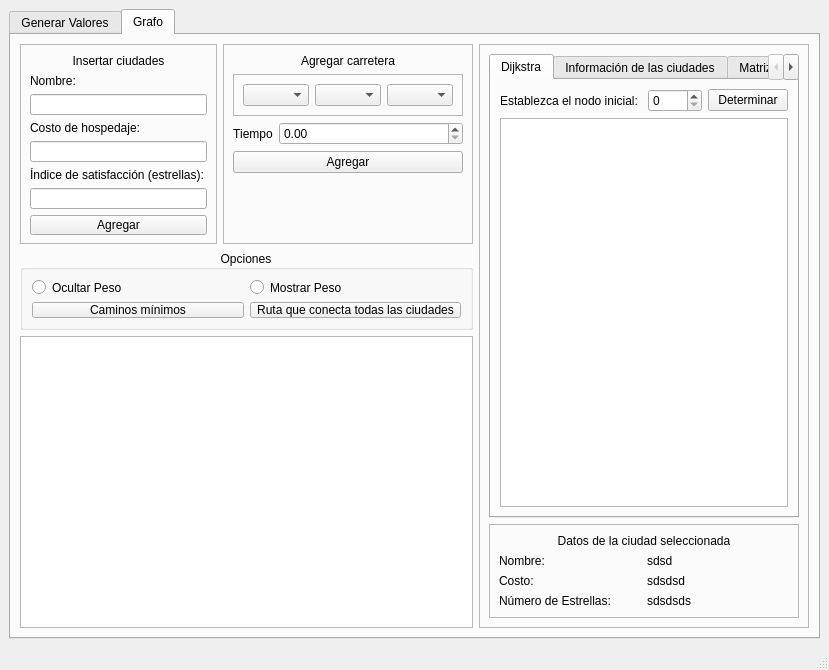
Old version of the form mainwindow.ui in the repository edalcala42/Administrador-de-rutas.
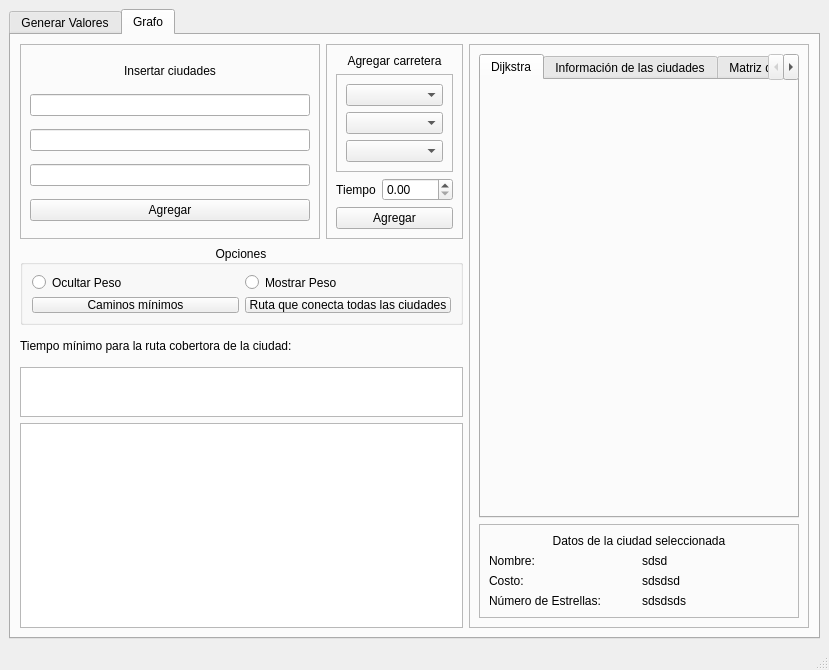
New version of the form. The open tabs and pages were chosen to show the change.

Diff of the .ui file:
```diff
--- a/mainwindow.ui
+++ b/mainwindow.ui
@@ -24,90 +24,107 @@
        <attribute name="title">
         <string>Generar Valores</string>
        </attribute>
+       <widget class="QLabel" name="label_9">
+        <property name="geometry">
+         <rect>
+          <x>40</x>
+          <y>40</y>
+          <width>121</width>
+          <height>16</height>
+         </rect>
+        </property>
+        <property name="text">
+         <string>Número de ciudades:</string>
+        </property>
+       </widget>
+       <widget class="QLabel" name="label_10">
+        <property name="geometry">
+         <rect>
+          <x>40</x>
+          <y>80</y>
+          <width>131</width>
+          <height>16</height>
+         </rect>
+        </property>
+        <property name="text">
+         <string>Número de Rutas:</string>
+        </property>
+       </widget>
+       <widget class="QPushButton" name="btnGenerateTreePrim">
+        <property name="geometry">
+         <rect>
+          <x>80</x>
+          <y>150</y>
+          <width>301</width>
+          <height>23</height>
+         </rect>
+        </property>
+        <property name="text">
+         <string>Generar ciudad con carreteras de doble sentido</string>
+        </property>
+       </widget>
+       <widget class="QPushButton" name="btnGenerateTreeD">
+        <property name="geometry">
+         <rect>
+          <x>80</x>
+          <y>200</y>
+          <width>301</width>
+          <height>23</height>
+         </rect>
+        </property>
+        <property name="text">
+         <string>Generar ciudad con carreteras mixtas</string>
+        </property>
+       </widget>
+       <widget class="QSpinBox" name="numberCities">
+        <property name="geometry">
+         <rect>
+          <x>170</x>
+          <y>40</y>
+          <width>141</width>
+          <height>22</height>
+         </rect>
+        </property>
+        <property name="maximum">
+         <number>1000</number>
+        </property>
+       </widget>
+       <widget class="QSpinBox" name="numberAristas">
+        <property name="geometry">
+         <rect>
+          <x>170</x>
+          <y>80</y>
+          <width>141</width>
+          <height>22</height>
+         </rect>
+        </property>
+        <property name="maximum">
+         <number>1000</number>
+        </property>
+       </widget>
       </widget>
       <widget class="QWidget" name="tab_2">
        <attribute name="title">
         <string>Grafo</string>
        </attribute>
        <layout class="QGridLayout" name="gridLayout_3">
-        <item row="0" column="0">
-         <widget class="QFrame" name="frame_3">
-          <property name="minimumSize">
-           <size>
-            <width>0</width>
-            <height>0</height>
-           </size>
-          </property>
+        <item row="5" column="0" rowspan="2" colspan="2">
+         <widget class="QGraphicsView" name="graphicsView"/>
+        </item>
+        <item row="3" column="0" colspan="2">
+         <widget class="QLabel" name="lblprim">
           <property name="maximumSize">
            <size>
-            <width>200</width>
-            <height>200</height>
+            <width>16777215</width>
+            <height>30</height>
            </size>
           </property>
-          <property name="frameShape">
-           <enum>QFrame::StyledPanel</enum>
+          <property name="text">
+           <string>Tiempo mínimo para la ruta cobertora de la ciudad:</string>
           </property>
-          <property name="frameShadow">
-           <enum>QFrame::Raised</enum>
-          </property>
-          <layout class="QVBoxLayout" name="verticalLayout_3">
-           <item>
-            <widget class="QLabel" name="label_3">
-             <property name="maximumSize">
-              <size>
-               <width>16777215</width>
-               <height>20</height>
-              </size>
-             </property>
-             <property name="text">
-              <string>Insertar ciudades</string>
-             </property>
-             <property name="alignment">
-              <set>Qt::AlignCenter</set>
-             </property>
-            </widget>
-           </item>
-           <item>
-            <widget class="QLabel" name="label_9">
-             <property name="text">
-              <string>Nombre:</string>
-             </property>
-            </widget>
-           </item>
-           <item>
-            <widget class="QLineEdit" name="lineEdit_Nombre"/>
-           </item>
-           <item>
-            <widget class="QLabel" name="label_10">
-             <property name="text">
-              <string>Costo de hospedaje:</string>
-             </property>
-            </widget>
-           </item>
-           <item>
-            <widget class="QLineEdit" name="lineEdit_Costo"/>
-           </item>
-           <item>
-            <widget class="QLabel" name="label_11">
-             <property name="text">
-              <string>Índice de satisfacción (estrellas):</string>
-             </property>
-            </widget>
-           </item>
-           <item>
-            <widget class="QLineEdit" name="lineEdit_NumeroEstrellas"/>
-           </item>
-           <item>
-            <widget class="QPushButton" name="pushButton_AgregarCiudad">
-             <property name="text">
-              <string>Agregar</string>
-             </property>
-            </widget>
-           </item>
-          </layout>
          </widget>
         </item>
-        <item row="0" column="1">
+        <item row="1" column="1">
          <widget class="QFrame" name="frame_4">
           <property name="minimumSize">
            <size>
@@ -117,8 +134,8 @@
           </property>
           <property name="maximumSize">
            <size>
-            <width>250</width>
-            <height>200</height>
+            <width>1600000</width>
+            <height>1600000</height>
            </size>
           </property>
           <property name="frameShape">
@@ -138,8 +155,8 @@
              </property>
              <property name="maximumSize">
               <size>
-               <width>16777215</width>
-               <height>50</height>
+               <width>300</width>
+               <height>100</height>
               </size>
              </property>
              <property name="frameShape">
@@ -148,7 +165,7 @@
              <property name="frameShadow">
               <enum>QFrame::Raised</enum>
              </property>
-             <layout class="QHBoxLayout" name="horizontalLayout">
+             <layout class="QVBoxLayout" name="verticalLayout_4">
               <item>
                <widget class="QComboBox" name="cbFrom">
                 <property name="minimumSize">
@@ -225,10 +242,7 @@
           </layout>
          </widget>
         </item>
-        <item row="2" column="0" rowspan="2" colspan="2">
-         <widget class="QGraphicsView" name="graphicsView"/>
-        </item>
-        <item row="1" column="0" colspan="2">
+        <item row="2" column="0" colspan="2">
          <widget class="QGroupBox" name="groupBox">
           <property name="maximumSize">
            <size>
@@ -274,8 +288,70 @@
           </layout>
          </widget>
         </item>
-        <item row="0" column="2" rowspan="4">
+        <item row="1" column="0">
+         <widget class="QFrame" name="frame_3">
+          <property name="minimumSize">
+           <size>
+            <width>0</width>
+            <height>0</height>
+           </size>
+          </property>
+          <property name="maximumSize">
+           <size>
+            <width>300</width>
+            <height>200</height>
+           </size>
+          </property>
+          <property name="frameShape">
+           <enum>QFrame::StyledPanel</enum>
+          </property>
+          <property name="frameShadow">
+           <enum>QFrame::Raised</enum>
+          </property>
+          <layout class="QVBoxLayout" name="verticalLayout_3">
+           <item>
+            <widget class="QLabel" name="label_3">
+             <property name="maximumSize">
+              <size>
+               <width>16777215</width>
+               <height>20</height>
+              </size>
+             </property>
+             <property name="text">
+              <string>Insertar ciudades</string>
+             </property>
+             <property name="alignment">
+              <set>Qt::AlignCenter</set>
+             </property>
+            </widget>
+           </item>
+           <item>
+            <widget class="QLineEdit" name="lineEdit_Nombre"/>
+           </item>
+           <item>
+            <widget class="QLineEdit" name="lineEdit_Costo"/>
+           </item>
+           <item>
+            <widget class="QLineEdit" name="lineEdit_NumeroEstrellas"/>
+           </item>
+           <item>
+            <widget class="QPushButton" name="pushButton_AgregarCiudad">
+             <property name="text">
+              <string>Agregar</string>
+             </property>
+            </widget>
+           </item>
+          </layout>
+         </widget>
+        </item>
+        <item row="1" column="2" rowspan="6">
          <widget class="QFrame" name="frame">
+          <property name="maximumSize">
+           <size>
+            <width>400</width>
+            <height>16777215</height>
+           </size>
+          </property>
           <property name="frameShape">
            <enum>QFrame::StyledPanel</enum>
           </property>
@@ -292,35 +368,6 @@
               <attribute name="title">
                <string>Dijkstra</string>
               </attribute>
-              <layout class="QGridLayout" name="gridLayout_2">
-               <item row="0" column="0">
-                <widget class="QLabel" name="label_8">
-                 <property name="text">
-                  <string>Establezca el nodo inicial: </string>
-                 </property>
-                </widget>
-               </item>
-               <item row="0" column="1">
-                <widget class="QSpinBox" name="Nodo_spinBox">
-                 <property name="minimum">
-                  <number>0</number>
-                 </property>
-                 <property name="maximum">
-                  <number>9999</number>
-                 </property>
-                </widget>
-               </item>
-               <item row="0" column="2">
-                <widget class="QPushButton" name="Dijkstra_pushButton_3">
-                 <property name="text">
-                  <string>Determinar</string>
-                 </property>
-                </widget>
-               </item>
-               <item row="1" column="0" colspan="3">
-                <widget class="QPlainTextEdit" name="Dijkstra_plainTextEdit"/>
-               </item>
-              </layout>
              </widget>
              <widget class="QWidget" name="tab_3">
               <attribute name="title">
@@ -340,6 +387,16 @@
                <item row="0" column="0">
                 <widget class="QTableWidget" name="adjacencyTable"/>
                </item>
+               <item row="0" column="0">
+                <widget class="QLabel" name="label_8">
+                 <property name="text">
+                  <string>Muestra la ruta más corta entre dos ciudades</string>
+                 </property>
+                 <property name="alignment">
+                  <set>Qt::AlignCenter</set>
+                 </property>
+                </widget>
+               </item>
               </layout>
              </widget>
             </widget>
@@ -420,6 +477,16 @@
           </layout>
          </widget>
         </item>
+        <item row="4" column="0" colspan="2">
+         <widget class="QPlainTextEdit" name="lblpath">
+          <property name="maximumSize">
+           <size>
+            <width>16777215</width>
+            <height>50</height>
+           </size>
+          </property>
+         </widget>
+        </item>
        </layout>
       </widget>
      </widget>
```
Left out of the diff: 54 changed lines with no effect on the pictures.
